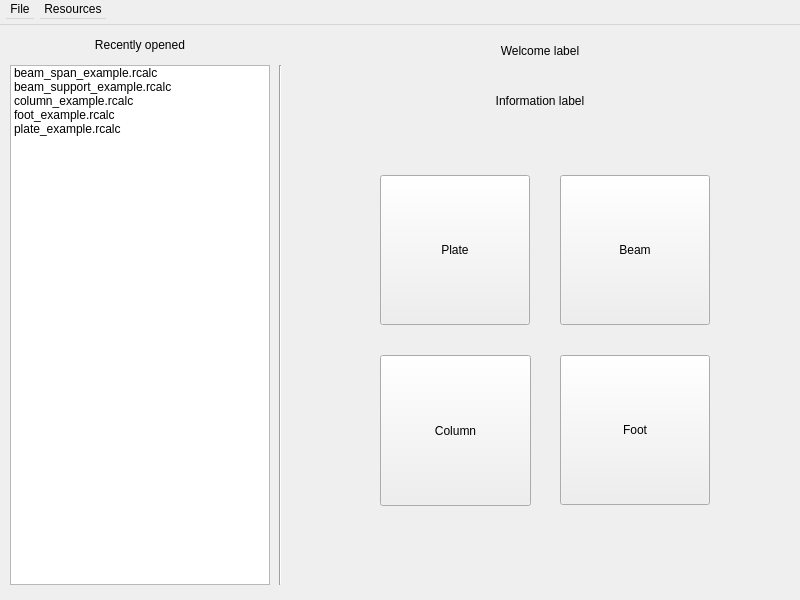
michalkowal66/reinfCalc, file app/designer/ui.ui: the form before one commit.
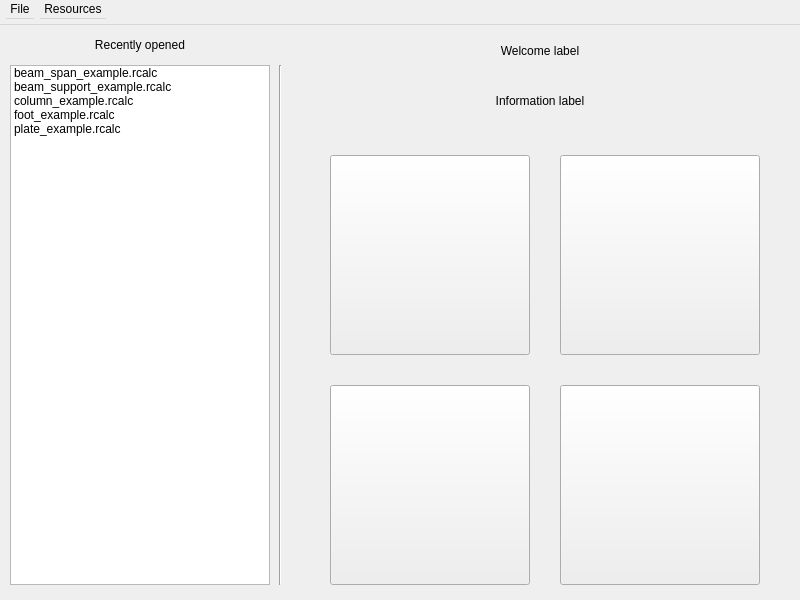
The form after the commit.

Commit message: Increase welcome page button sizes

Diff of the .ui file:
```diff
--- a/app/designer/ui.ui
+++ b/app/designer/ui.ui
@@ -164,53 +164,53 @@
      <widget class="QPushButton" name="plate_btn">
       <property name="geometry">
        <rect>
-        <x>380</x>
-        <y>150</y>
-        <width>150</width>
-        <height>150</height>
+        <x>330</x>
+        <y>130</y>
+        <width>200</width>
+        <height>200</height>
        </rect>
       </property>
       <property name="text">
-       <string>Plate</string>
+       <string/>
       </property>
      </widget>
      <widget class="QPushButton" name="beam_btn">
       <property name="geometry">
        <rect>
         <x>560</x>
-        <y>150</y>
-        <width>150</width>
-        <height>150</height>
+        <y>130</y>
+        <width>200</width>
+        <height>200</height>
        </rect>
       </property>
       <property name="text">
-       <string>Beam</string>
+       <string/>
       </property>
      </widget>
      <widget class="QPushButton" name="col_btn">
       <property name="geometry">
        <rect>
-        <x>380</x>
-        <y>330</y>
-        <width>151</width>
-        <height>151</height>
+        <x>330</x>
+        <y>360</y>
+        <width>200</width>
+        <height>200</height>
        </rect>
       </property>
       <property name="text">
-       <string>Column</string>
+       <string/>
       </property>
      </widget>
      <widget class="QPushButton" name="foot_btn">
       <property name="geometry">
        <rect>
         <x>560</x>
-        <y>330</y>
-        <width>150</width>
-        <height>150</height>
+        <y>360</y>
+        <width>200</width>
+        <height>200</height>
        </rect>
       </property>
       <property name="text">
-       <string>Foot</string>
+       <string/>
       </property>
      </widget>
     </widget>
```
The commit also changes 1 other file.
